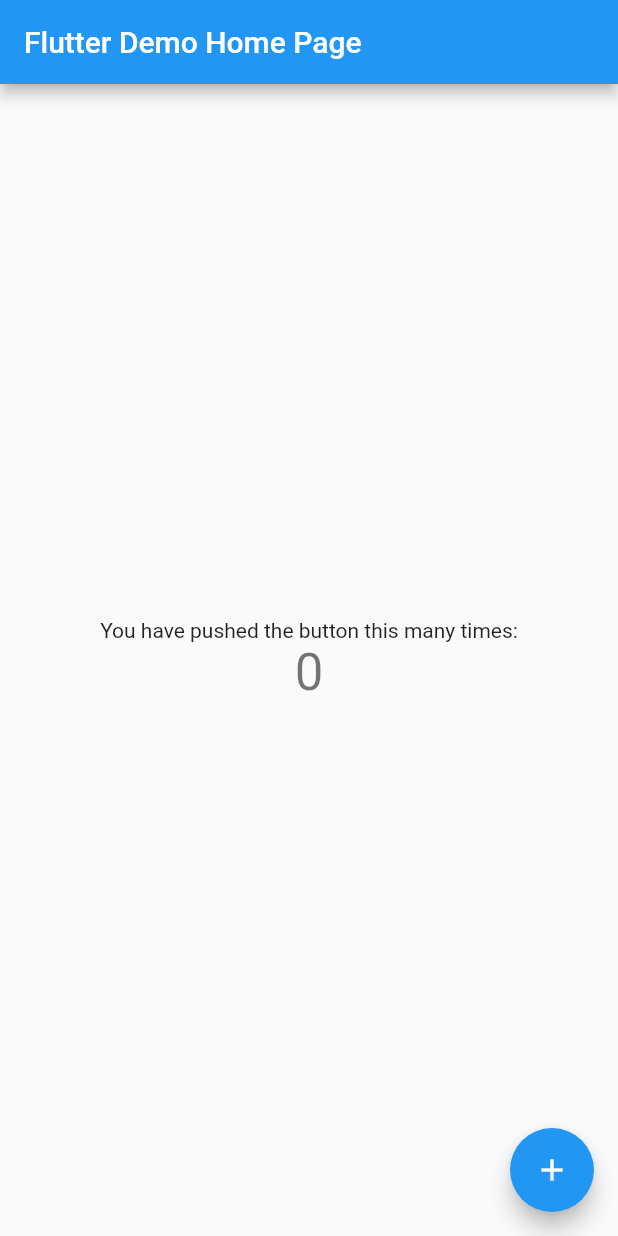
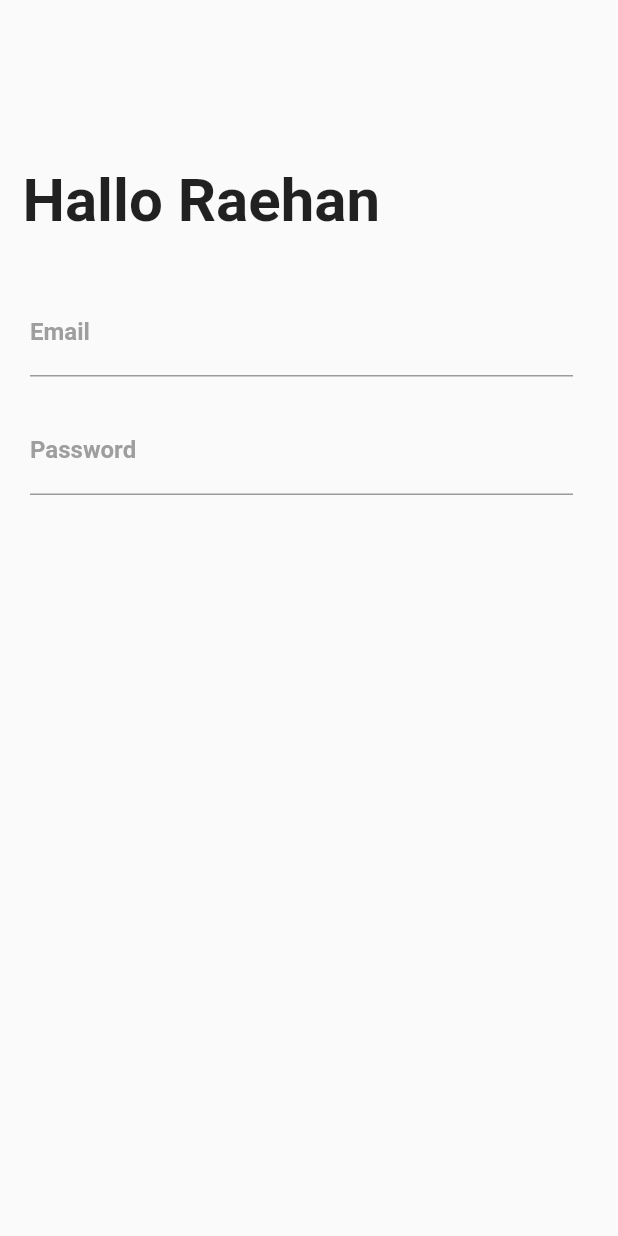
Before and after one commit to Raehanwidi2002/smart_koi_pool, a Flutter app: the screen it shows after launch, on a phone screen of 412 x 824 dp. Run offline on Flutter 3.47's test engine with Material 2 defaults, Android fonts, the phone set to English and light mode, and no system bars; our stand-ins replace firebase_auth, firebase_core; accounts and stored records are empty; Roboto replaces fonts that are missing (Montserrat).

Commit message:
Gagasl 1

```diff
--- /dev/null
+++ b/lib/login_page.dart
@@ -0,0 +1 @@
+import 'package:flutter/material.dart';
--- a/lib/main.dart
+++ b/lib/main.dart
@@ -1,5 +1,8 @@
 import 'package:flutter/material.dart';
+import 'package:firebase_auth/firebase_auth.dart';
+import 'package:firebase_core/firebase_core.dart';
 
+import 'signup.dart';
 void main() {
   runApp(const MyApp());
 }
@@ -14,33 +17,19 @@
       debugShowCheckedModeBanner: false,
       title: 'Flutter Demo',
       theme: ThemeData(
-        // This is the theme of your application.
-        //
-        // Try running your application with "flutter run". You'll see the
-        // application has a blue toolbar. Then, without quitting the app, try
-        // changing the primarySwatch below to Colors.green and then invoke
-        // "hot reload" (press "r" in the console where you ran "flutter run",
-        // or simply save your changes to "hot reload" in a Flutter IDE).
-        // Notice that the counter didn't reset back to zero; the application
-        // is not restarted.
+
         primarySwatch: Colors.blue,
       ),
       home: const MyHomePage(title: 'Flutter Demo Home Page'),
+      // routes: <String, WidgetBuilder>{
+      //   '/signup' : (BuildContext context) => SignupPage()
+      // }
     );
   }
 }
 
 class MyHomePage extends StatefulWidget {
   const MyHomePage({Key? key, required this.title}) : super(key: key);
-
-  // This widget is the home page of your application. It is stateful, meaning
-  // that it has a State object (defined below) that contains fields that affect
-  // how it looks.
-
-  // This class is the configuration for the state. It holds the values (in this
-  // case the title) provided by the parent (in this case the App widget) and
-  // used by the build method of the State. Fields in a Widget subclass are
-  // always marked "final".
 
   final String title;
 
@@ -49,68 +38,62 @@
 }
 
 class _MyHomePageState extends State<MyHomePage> {
-  int _counter = 0;
-
-  void _incrementCounter() {
-    setState(() {
-      // This call to setState tells the Flutter framework that something has
-      // changed in this State, which causes it to rerun the build method below
-      // so that the display can reflect the updated values. If we changed
-      // _counter without calling setState(), then the build method would not be
-      // called again, and so nothing would appear to happen.
-      _counter++;
-    });
-  }
-
   @override
-  Widget build(BuildContext context) {
-    // This method is rerun every time setState is called, for instance as done
-    // by the _incrementCounter method above.
-    //
-    // The Flutter framework has been optimized to make rerunning build methods
-    // fast, so that you can just rebuild anything that needs updating rather
-    // than having to individually change instances of widgets.
+  Widget build(BuildContext context){
     return Scaffold(
-      appBar: AppBar(
-        // Here we take the value from the MyHomePage object that was created by
-        // the App.build method, and use it to set our appbar title.
-        title: Text(widget.title),
+      body: Column(
+        crossAxisAlignment: CrossAxisAlignment.start,
+        children: <Widget> [
+          Container(
+            child: Stack(
+              children: <Widget>[
+                Container(
+                  padding: EdgeInsets.fromLTRB(15, 110, 0, 0),
+                  child: const Text("Hallo Raehan",
+                  style: TextStyle(
+                    fontSize: 40, fontWeight: FontWeight.bold
+                  )
                   ),
-      body: Center(
-        // Center is a layout widget. It takes a single child and positions it
-        // in the middle of the parent.
+                )
+              ],
+            ),
+          ),
+          Container(
+            padding: EdgeInsets.only(top: 35, left: 20, right: 30),
             child: Column(
-          // Column is also a layout widget. It takes a list of children and
-          // arranges them vertically. By default, it sizes itself to fit its
-          // children horizontally, and tries to be as tall as its parent.
-          //
-          // Invoke "debug painting" (press "p" in the console, choose the
-          // "Toggle Debug Paint" action from the Flutter Inspector in Android
-          // Studio, or the "Toggle Debug Paint" command in Visual Studio Code)
-          // to see the wireframe for each widget.
-          //
-          // Column has various properties to control how it sizes itself and
-          // how it positions its children. Here we use mainAxisAlignment to
-          // center the children vertically; the main axis here is the vertical
-          // axis because Columns are vertical (the cross axis would be
-          // horizontal).
-          mainAxisAlignment: MainAxisAlignment.center,
-          children: <Widget>[
-            const Text(
-              'You have pushed the button this many times:',
+              children: const <Widget>[
+                TextField(
+                  decoration: InputDecoration(
+                    labelText:'Email',
+                    labelStyle: TextStyle(
+                      fontFamily: 'Montserrat',
+                      fontWeight: FontWeight.bold,
+                      color: Colors.grey
                     ),
-            Text(
-              '$_counter',
-              style: Theme.of(context).textTheme.headline4,
+                    focusedBorder: UnderlineInputBorder(
+                      borderSide: BorderSide(color: Colors.green)
+                    )
+                  ),
+                ),
+                SizedBox(height: 20,),
+                TextField(
+                  decoration: InputDecoration(
+                    labelText:'Password',
+                    labelStyle: TextStyle(
+                      fontFamily: 'Montserrat',
+                      fontWeight: FontWeight.bold,
+                      color: Colors.grey
+                    ),
+                    focusedBorder: UnderlineInputBorder(
+                      borderSide: BorderSide(color: Colors.green)
+                    )
+                  ),
                 ),
               ],
             ),
+          )
+        ],
       ),
-      floatingActionButton: FloatingActionButton(
-        onPressed: _incrementCounter,
-        tooltip: 'Increment',
-        child: const Icon(Icons.add),
-      ), // This trailing comma makes auto-formatting nicer for build methods.
     );
   }
 }
--- a/pubspec.yaml
+++ b/pubspec.yaml
@@ -29,6 +29,12 @@
 dependencies:
   flutter:
     sdk: flutter
+  provider: ^6.0.4
+  intl: ^0.17.0
+  http: ^0.13.5
+  flutter_login: ^4.1.1
+  firebase_auth: ^4.1.5
+  firebase_core: ^2.3.0
 
 
   # The following adds the Cupertino Icons font to your application.
```
Also changed, not shown: lib/signup.dart (added, +17 -0 lines), pubspec.lock, 5 other files. Lines whose indentation alone changed are shown as unchanged.
